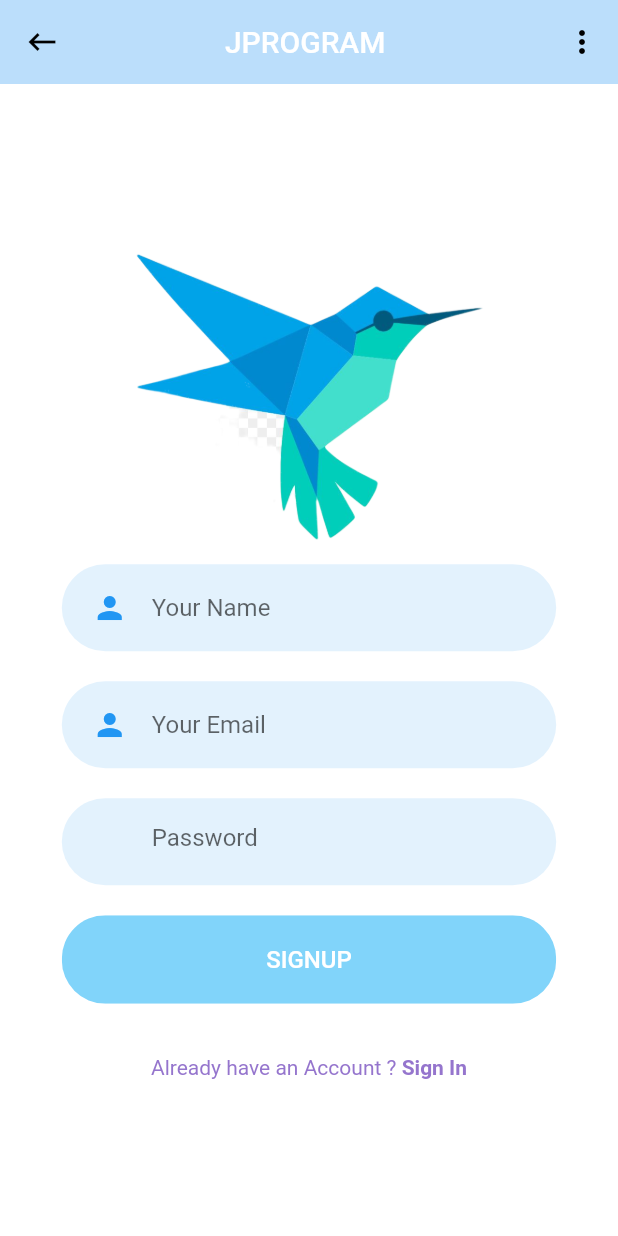
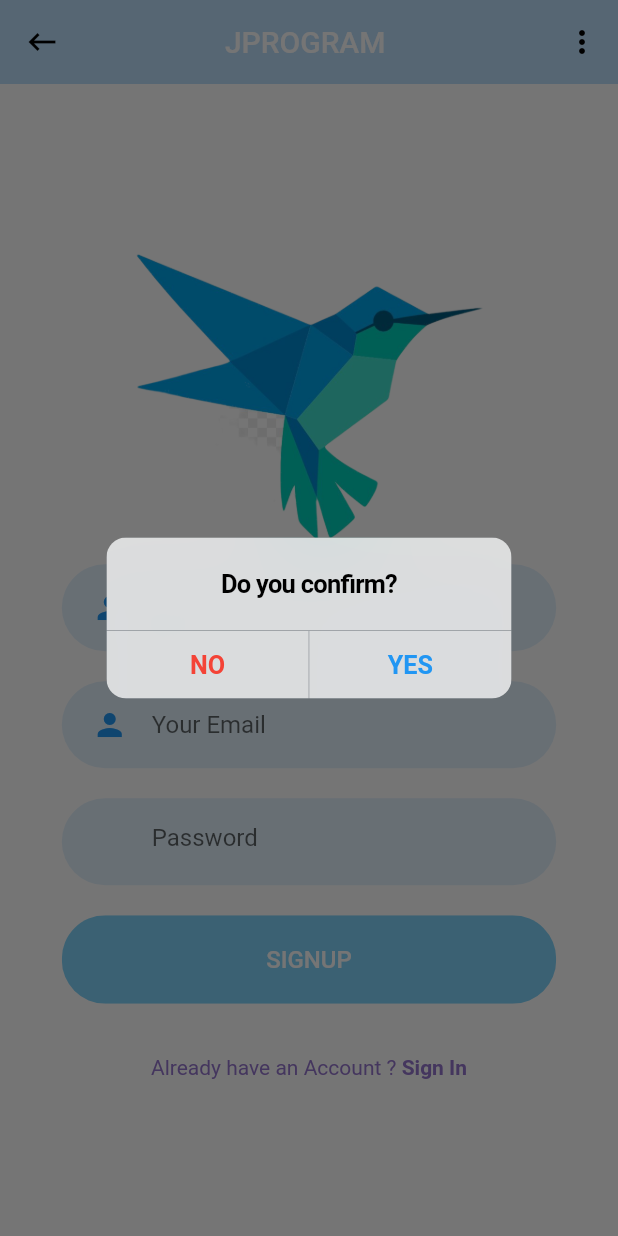
Before and after one commit to Flutter-Studies/JProgramApp, a Flutter app: the SignUpScreen screen opened directly, after a tap on "SIGNUP", on a phone screen of 412 x 824 dp. Run offline on Flutter 3.47's test engine with Material 2 defaults, Android fonts, the phone set to English and light mode, and no system bars; our stand-ins replace flutter_svg, font_awesome_flutter.

Commit message:
Added CupertinoDialog as a data confirmation message test.

```diff
--- a/lib/view/signup/components/body.dart
+++ b/lib/view/signup/components/body.dart
@@ -1,5 +1,7 @@
 
+import 'package:flutter/cupertino.dart';
 import 'package:flutter/material.dart';
+//import 'package:shared_preferences/shared_preferences.dart';
 
 import 'package:JprogramApp/view/login/login.dart';
 import 'package:JprogramApp/view/signup/components/background.dart';
@@ -53,7 +55,52 @@ class Body extends StatelessWidget {
 
             RoundedButton(
               text: "SIGNUP",
-              press: () {},
+
+              press: () {
+
+                showDialog(
+                  context: context,
+
+                  child:  CupertinoAlertDialog(
+
+                    title: Text("Do you confirm?"),
+
+                    actions: <Widget>[
+
+                      CupertinoDialogAction(
+
+                          textStyle: TextStyle(color: Colors.red),
+                          isDefaultAction: true,
+
+                          onPressed: (){
+                            Navigator.pop(context);
+                          },
+                          child: Text("NO")
+                      ),
+
+                      CupertinoDialogAction(
+
+                        isDefaultAction: true,
+
+                          onPressed: () async {
+
+                            Navigator.push(
+                              context,
+                              MaterialPageRoute(
+                                builder: (context) {
+                                  return LoginScreen();
+                                },
+                              ),
+                            );
+                          },
+                          child: Text("YES")
+                      ),
+                    ],
+                  )
+                );
+
+
+              },
             ),
 
             SizedBox(height: size.height * 0.03),
--- a/pubspec.yaml
+++ b/pubspec.yaml
@@ -21,6 +21,8 @@ dependencies:
     sdk: flutter
   font_awesome_flutter: ^8.2.0
   flutter_svg: ^0.17.4
+  shared_preferences: ^0.4.3
+
 
   # The following adds the Cupertino Icons font to your application.
   # Use with the CupertinoIcons class for iOS style icons.
```
Also changed, not shown: pubspec.lock.
